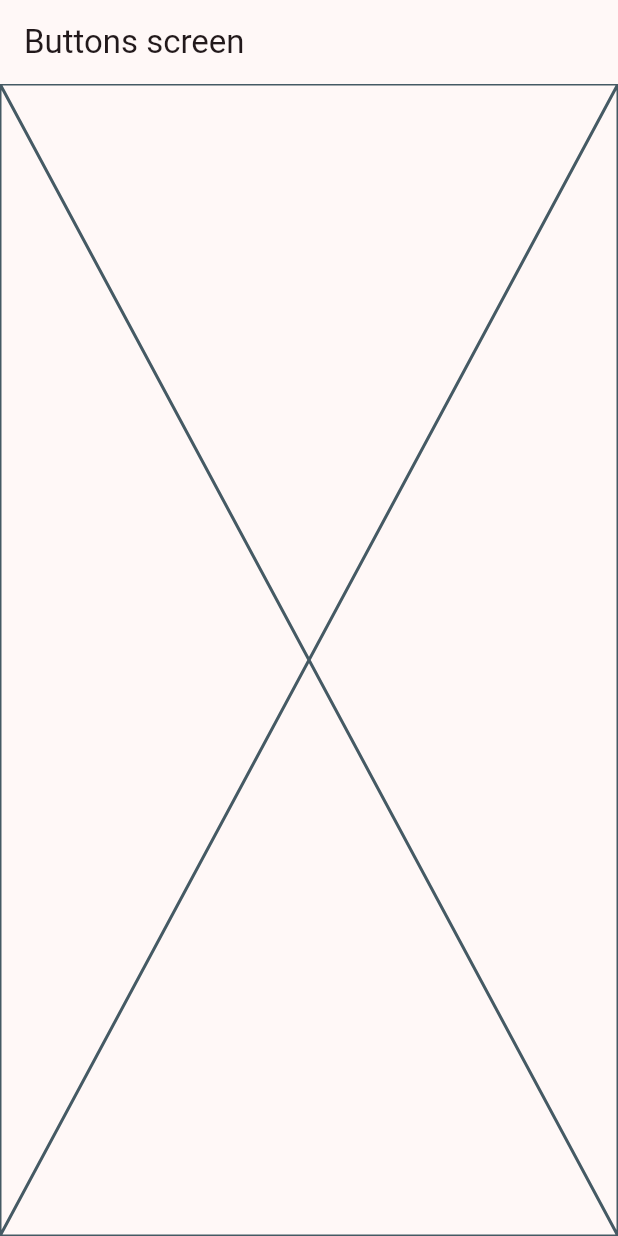
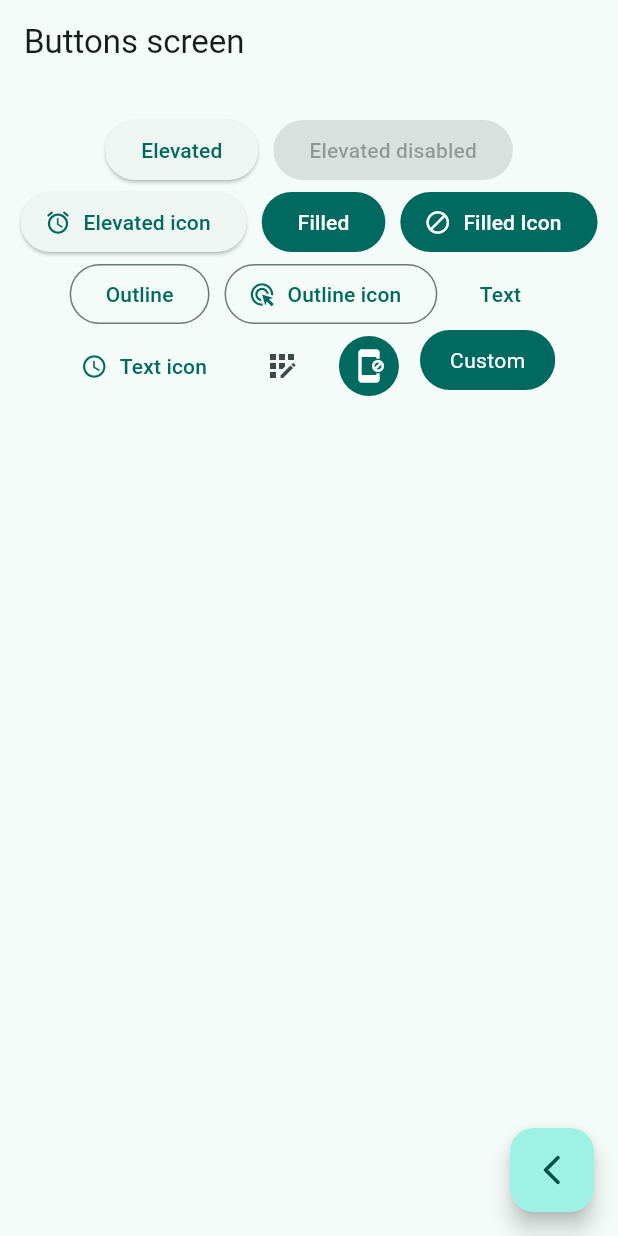
Before and after one commit to Dounder/widgets_app, a Flutter app: the ButtonsScreen screen opened by its route, on a phone screen of 412 x 824 dp. Run offline on Flutter 3.47's test engine with Material 2 defaults, Android fonts, the phone set to English and light mode, and no system bars; our stand-ins replace go_router.

Commit message:
done: buttons screen

```diff
--- a/lib/main.dart
+++ b/lib/main.dart
@@ -14,7 +14,7 @@ class MainApp extends StatelessWidget {
     return MaterialApp.router(
       routerConfig: appRouter,
       debugShowCheckedModeBanner: false,
-      theme: AppTheme(selectedColor: 8).getTheme(),
+      theme: AppTheme(selectedColor: 1).getTheme(),
     );
   }
 }
--- a/lib/presentation/screens/buttons/buttons_screen.dart
+++ b/lib/presentation/screens/buttons/buttons_screen.dart
@@ -1,4 +1,5 @@
 import 'package:flutter/material.dart';
+import 'package:go_router/go_router.dart';
 
 class ButtonsScreen extends StatelessWidget {
   static const String name = 'buttons_screen';
@@ -9,7 +10,90 @@ class ButtonsScreen extends StatelessWidget {
   Widget build(BuildContext context) {
     return Scaffold(
       appBar: AppBar(title: const Text('Buttons screen')),
-      body: const Placeholder(),
+      body: const _ButtonsView(),
+      floatingActionButton: FloatingActionButton(
+        child: const Icon(Icons.arrow_back_ios_new_rounded),
+        onPressed: () => context.pop(),
+      ),
     );
   }
 }
+
+class _ButtonsView extends StatelessWidget {
+  const _ButtonsView();
+
+  @override
+  Widget build(BuildContext context) {
+    final colors = Theme.of(context).colorScheme;
+
+    return SizedBox(
+      width: double.infinity,
+      child: Padding(
+        padding: const EdgeInsets.symmetric(horizontal: 10, vertical: 20),
+        child: Wrap(
+          spacing: 10,
+          alignment: WrapAlignment.center,
+          children: [
+            ElevatedButton(onPressed: () {}, child: const Text('Elevated')),
+            const ElevatedButton(onPressed: null, child: Text('Elevated disabled')),
+            ElevatedButton.icon(
+              onPressed: () {},
+              icon: const Icon(Icons.access_alarm_rounded),
+              label: const Text('Elevated icon'),
+            ),
+            FilledButton(onPressed: () {}, child: const Text('Filled')),
+            FilledButton.icon(
+              onPressed: () {},
+              icon: const Icon(Icons.dnd_forwardslash),
+              label: const Text('Filled Icon'),
+            ),
+            OutlinedButton(onPressed: () {}, child: const Text('Outline')),
+            OutlinedButton.icon(
+              onPressed: () {},
+              icon: const Icon(Icons.ads_click_outlined),
+              label: const Text('Outline icon'),
+            ),
+            TextButton(onPressed: () {}, child: const Text('Text')),
+            TextButton.icon(
+              onPressed: () {},
+              icon: const Icon(Icons.access_time_sharp),
+              label: const Text('Text icon'),
+            ),
+            IconButton(onPressed: () {}, icon: const Icon(Icons.app_registration)),
+            IconButton(
+              onPressed: () {},
+              icon: const Icon(Icons.app_blocking),
+              style: ButtonStyle(
+                backgroundColor: MaterialStatePropertyAll(colors.primary),
+                iconColor: const MaterialStatePropertyAll(Colors.white),
+              ),
+            ),
+            const CustomButton(),
+          ],
+        ),
+      ),
+    );
+  }
+}
+
+class CustomButton extends StatelessWidget {
+  const CustomButton({super.key});
+
+  @override
+  Widget build(BuildContext context) {
+    final colors = Theme.of(context).colorScheme;
+    return ClipRRect(
+      borderRadius: BorderRadius.circular(20),
+      child: Material(
+        color: colors.primary,
+        child: InkWell(
+          onTap: () {},
+          child: const Padding(
+            padding: EdgeInsetsDirectional.symmetric(horizontal: 20, vertical: 10),
+            child: Text('Custom', style: TextStyle(color: Colors.white)),
+          ),
+        ),
+      ),
+    );
+  }
+}
```
